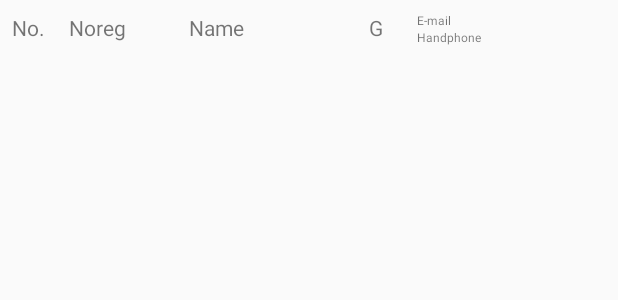
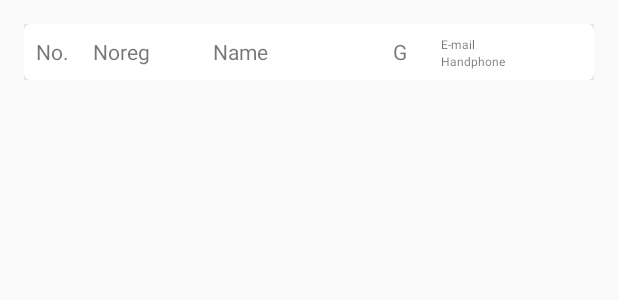
Before and after one commit to mekas/PracticeAdapter, an Android app: the layout student_instance.xml on its own in the app's theme, with its tools: preview values and no code run, on a phone screen of 412 x 824 dp. Shown: the top 300 px of the screen. Run offline under Robolectric (Android 15) with nearby library versions, the phone set to English and light mode, and no system bars.

Commit message:
Change implementation to cardview and recycler view. Change adapter to FirebaseRecyclerAdapter

```diff
--- a/app/build.gradle
+++ b/app/build.gradle
@@ -32,6 +32,8 @@ dependencies {
     compile 'com.google.firebase:firebase-database:10.0.1'
     compile 'com.google.firebase:firebase-config:10.0.0'
     compile 'com.firebaseui:firebase-ui-database:0.4.0'
+    compile 'com.android.support:cardview-v7:24.0.+'
+    compile 'com.android.support:recyclerview-v7:24.0.+'
 }
 
 apply plugin: 'com.google.gms.google-services'
--- a/app/src/main/res/layout/list_view.xml
+++ b/app/src/main/res/layout/list_view.xml
@@ -4,7 +4,7 @@
     android:orientation="vertical" android:layout_width="match_parent"
     android:layout_height="match_parent">
 
-    <ListView
+    <android.support.v7.widget.RecyclerView
         android:layout_width="match_parent"
         android:layout_height="wrap_content"
         android:layout_alignParentTop="true"
--- a/app/src/main/res/layout/student_instance.xml
+++ b/app/src/main/res/layout/student_instance.xml
@@ -1,8 +1,27 @@
 <?xml version="1.0" encoding="utf-8"?>
+
+<LinearLayout xmlns:android="http://schemas.android.com/apk/res/android"
+    xmlns:app="http://schemas.android.com/apk/res-auto"
+    android:orientation="horizontal"
+    android:layout_width="match_parent"
+    android:layout_height="wrap_content"
+    android:padding="16dp"
+    >
+
+<android.support.v7.widget.CardView
+    xmlns:card_view="http://schemas.android.com/apk/res-auto"
+    android:layout_width="match_parent"
+    android:layout_height="wrap_content"
+    android:padding="16dp"
+    card_view:cardElevation="5dp"
+    card_view:cardCornerRadius="4dp"
+    >
+
 <LinearLayout xmlns:android="http://schemas.android.com/apk/res/android"
     android:orientation="horizontal"
     android:layout_width="match_parent"
-    android:layout_height="wrap_content">
+    android:layout_height="wrap_content"
+    >
 
     <TextView
         android:layout_width="wrap_content"
@@ -62,3 +81,6 @@
     </RelativeLayout>
 
 </LinearLayout>
+
+</android.support.v7.widget.CardView>
+</LinearLayout>
```
Also changed, not shown: app/src/main/java/com/example/pustikom/adapterplay/StudentActivity.java (+28 -7 lines), app/src/main/java/com/example/pustikom/adapterplay/adapter/StudentFirebaseRecyclerAdapter.java (added, +21 -0 lines), app/src/main/java/com/example/pustikom/adapterplay/adapter/StudentHolder.java (added, +87 -0 lines).
